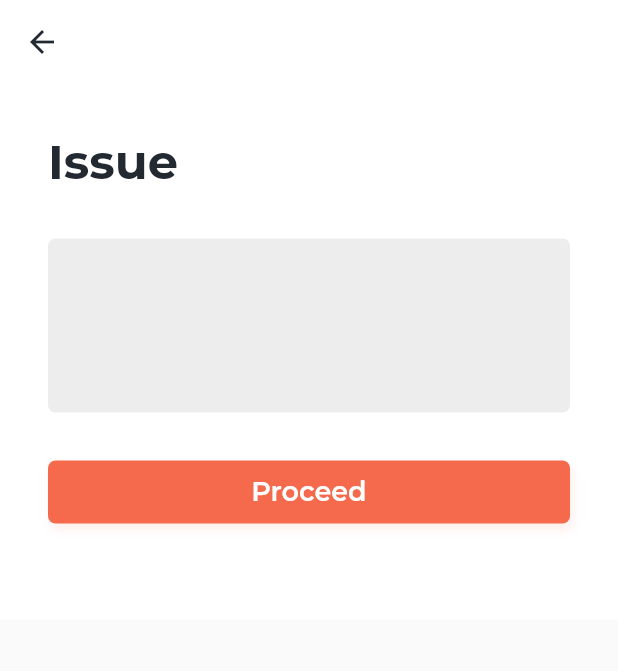
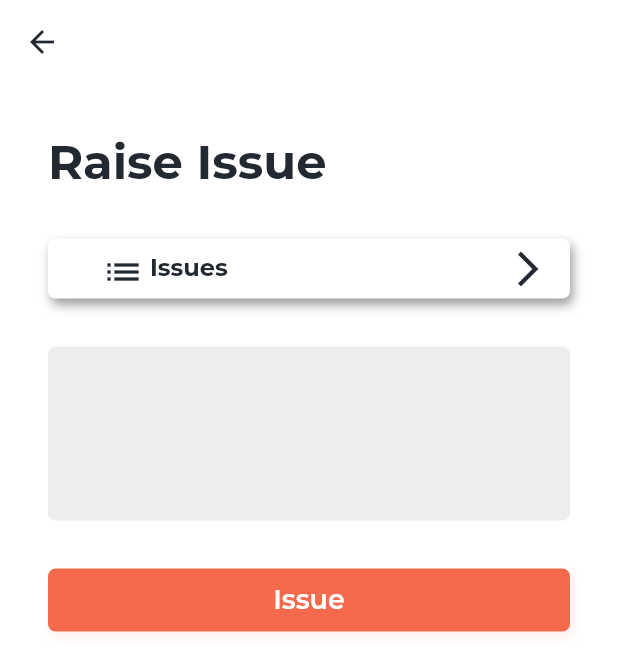
Before and after one commit to TheLameOne/meri_id, a Flutter app: the Issue screen opened by its route, on a phone screen of 412 x 824 dp. Shown: the top 671 px of the screen. Run offline on Flutter 3.47's test engine with Material 2 defaults, Android fonts, the phone set to English and light mode, and no system bars; drawn by our look-alikes of dropdown_button2; our stand-ins replace firebase_core, firebase_storage, flutter_html, flutter_svg, fluttertoast, google_fonts and 6 more; missing offline and left inert: flutter_polyline_points, kommunicate_flutter; accounts and stored records are empty.

Commit message:
added issue API

```diff
--- a/lib/presentation/features/Issue.dart
+++ b/lib/presentation/features/Issue.dart
@@ -1,5 +1,7 @@
+import 'package:dropdown_button2/dropdown_button2.dart';
 import 'package:flutter/material.dart';
 import 'package:google_fonts/google_fonts.dart';
+import 'package:meri_id/presentation/SplashPage.dart';
 import 'package:meri_id/utils/styles.dart';
 import '../../services/widgets/CustomText.dart';
 import '../../utils/global.dart';
@@ -14,6 +16,8 @@ class Issue extends StatefulWidget {
 
 class _IssueState extends State<Issue> {
   bool _language = true;
+  String issue = "";
+  bool isButtonLoading = false;
 
   @override
   void initState() {
@@ -27,13 +31,94 @@ class _IssueState extends State<Issue> {
 
   _languageFunction() async {
     bool val = await checkLanguage();
+    setState(() {
       _language = val;
+    });
   }
 
-  _raiseIssue() {}
+  final List<String> items = [
+    'Related Government',
+    'Releated App ',
+    'Related UI'
+  ];
+
+  String? selectedValue;
+  Widget dropDownWidget() {
+    return DropdownButtonHideUnderline(
+      child: DropdownButton2(
+        isExpanded: true,
+        hint: Padding(
+          padding: const EdgeInsets.all(8.0),
+          child: Row(
+            children: const [
+              Icon(
+                Icons.list,
+                size: 28,
+                color: Styles.blackColor,
+              ),
+              SizedBox(
+                width: 4,
+              ),
+              Expanded(
+                child: Text(
+                  'Issues',
+                  style: TextStyle(
+                    fontSize: 16,
+                    fontWeight: FontWeight.bold,
+                    color: Styles.blackColor,
+                  ),
+                  overflow: TextOverflow.ellipsis,
+                ),
+              ),
+            ],
+          ),
+        ),
+        items: items
+            .map((item) => DropdownMenuItem<String>(
+                value: item, child: CustomText.smallText(item)))
+            .toList(),
+        value: selectedValue,
+        onChanged: (value) {
+          setState(() {
+            selectedValue = value as String;
+          });
+        },
+        icon: const Icon(
+          Icons.arrow_forward_ios,
+          size: 28,
+          color: Styles.blackColor,
+        ),
+        iconSize: 14,
+        iconEnabledColor: Styles.grayColor,
+        iconDisabledColor: Colors.grey,
+        buttonPadding: const EdgeInsets.only(left: 14, right: 14),
+        buttonDecoration: BoxDecoration(
+            borderRadius: BorderRadius.circular(5),
+            color: Colors.white,
+            boxShadow: const [
+              BoxShadow(color: Colors.grey, blurRadius: 5, offset: Offset(2, 4))
+            ]),
+        buttonElevation: 2,
+        itemHeight: 40,
+        itemPadding: const EdgeInsets.only(left: 14, right: 14),
+        dropdownPadding: const EdgeInsets.symmetric(horizontal: 0),
+        dropdownDecoration: BoxDecoration(
+            borderRadius: BorderRadius.circular(5),
+            color: Colors.white,
+            boxShadow: const [
+              BoxShadow(color: Colors.grey, blurRadius: 5, offset: Offset(2, 4))
+            ]),
+        dropdownElevation: 8,
+        scrollbarRadius: const Radius.circular(10),
+        offset: const Offset(-20, 0),
+      ),
+    );
+  }
+
   @override
   Widget build(BuildContext context) {
-    return Scaffold(
+    return SafeArea(
+      child: Scaffold(
         appBar: AppBar(
           actions: [],
           backgroundColor: Styles.backgroundColor,
@@ -48,9 +133,15 @@ class _IssueState extends State<Issue> {
               child: Column(
                 crossAxisAlignment: CrossAxisAlignment.start,
                 children: [
-                CustomText.xLargeText((_language)
-                    ? StringValues.issue.english
-                    : StringValues.issue.hindi),
+                  CustomText.xLargeText(
+                    (_language)
+                        ? StringValues.raiseIssue.english
+                        : StringValues.raiseIssue.hindi,
+                  ),
+                  const SizedBox(
+                    height: 32,
+                  ),
+                  dropDownWidget(),
                   const SizedBox(
                     height: 32,
                   ),
@@ -62,6 +153,7 @@ class _IssueState extends State<Issue> {
                         color: Styles.grayColor,
                       ),
                       child: TextField(
+                          onChanged: (value) => {issue = value},
                           keyboardType: TextInputType.multiline,
                           minLines: 3,
                           maxLines: null,
@@ -76,13 +168,43 @@ class _IssueState extends State<Issue> {
                   Padding(
                     padding: const EdgeInsets.symmetric(vertical: 32),
                     child: CustomButton(
+                        isLoading: isButtonLoading,
                         postIcon: Icons.arrow_forward_ios,
                         labelText: (_language)
-                          ? StringValues.proceed.english
-                          : StringValues.proceed.hindi,
+                            ? StringValues.issue.english
+                            : StringValues.issue.hindi,
                         containerColor: Styles.redColor,
-                      onTap: () {
-                        _raiseIssue();
+                        onTap: () async {
+                          setState(() {
+                            isButtonLoading = true;
+                          });
+                          if (selectedValue == null) {
+                            errorToast("Please Choose the tille", context);
+                            setState(() {
+                              isButtonLoading = false;
+                            });
+                            return;
+                          }
+                          if (issue == "") {
+                            errorToast("Please Type Issue", context);
+                            setState(() {
+                              isButtonLoading = false;
+                            });
+                            return;
+                          }
+                          try {
+                            await apiService.raiseIssue(selectedValue!, issue);
+                            successToast("Send SuccessFully", context);
+                            Navigator.pushNamed(context, SplashPage.routeNamed);
+                          } catch (e) {
+                            print(e);
+                            errorToast("Oops! Something Went Wrong", context);
+                          }
+                          setState(() {
+                            selectedValue = null;
+                            issue = "";
+                            isButtonLoading = false;
+                          });
                         }),
                   )
                 ],
@@ -90,6 +212,7 @@ class _IssueState extends State<Issue> {
             ),
           ),
         ),
+      ),
     );
   }
 }
```
Also changed, not shown: lib/utils/global.dart (+23 -0 lines). Lines whose indentation alone changed are shown as unchanged.
